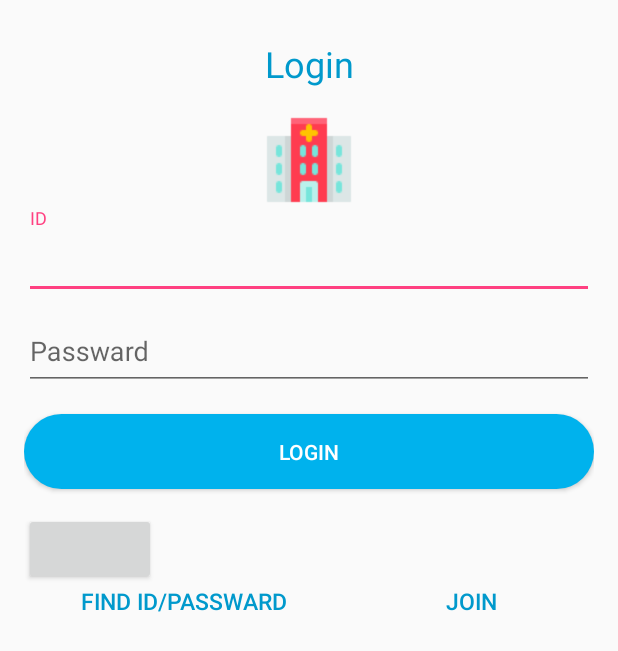
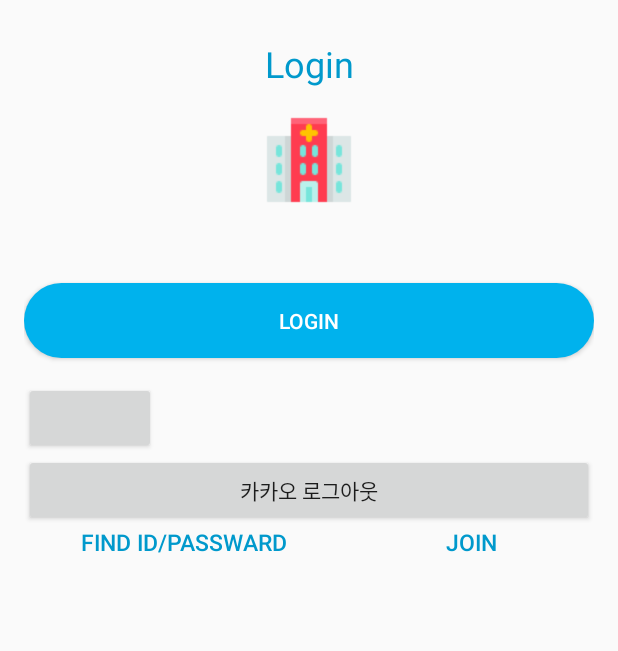
Before and after one commit to sangkyukwon/samplee, an Android app: the loginActivity screen opened directly, with no data from a screen before it, on a phone screen of 412 x 824 dp. Shown: the top 651 px of the screen. Run offline under Robolectric (Android 15) with nearby library versions, the phone set to English and light mode, and no system bars; libraries missing offline, so code that uses them is left out: com.kakao.auth, com.kakao.network, com.kakao.usermgmt, com.kakao.util; plain views replace LoginButton; 2 statements that could not run were skipped.

Commit message:
kko+map(오류수정30)

```diff
--- a/app/build.gradle
+++ b/app/build.gradle
@@ -4,7 +4,7 @@ android {
     compileSdkVersion 28
     defaultConfig {
         applicationId "com.example.samsung.sample"
-        minSdkVersion 15
+        minSdkVersion 16
         targetSdkVersion 28
         versionCode 1
         versionName "1.0"
@@ -64,4 +64,6 @@ android {
 dependencies {
     implementation 'com.android.support:appcompat-v7:28.+'
     implementation 'com.android.support.constraint:constraint-layout:+'
+    implementation group: project.KAKAO_SDK_GROUP, name: 'usermgmt', version: project.KAKAO_SDK_VERSION
+
 }
--- a/app/src/main/java/com/example/samsung/sample/RecyclerAdapter.java
+++ b/app/src/main/java/com/example/samsung/sample/RecyclerAdapter.java
@@ -6,8 +6,6 @@ package com.example.samsung.sample;
 
 import android.animation.ValueAnimator;
 import android.content.Context;
-import android.support.annotation.NonNull;
-import android.support.v7.widget.RecyclerView;
 import android.util.SparseBooleanArray;
 import android.view.LayoutInflater;
 import android.view.View;
@@ -17,6 +15,9 @@ import android.widget.TextView;
 import android.widget.Toast;
 
 import java.util.ArrayList;
+
+import androidx.annotation.NonNull;
+import androidx.recyclerview.widget.RecyclerView;
 
 public class RecyclerAdapter extends RecyclerView.Adapter<RecyclerAdapter.ItemViewHolder> {
 
--- a/app/src/main/java/com/example/samsung/sample/SessionCallback.java
+++ b/app/src/main/java/com/example/samsung/sample/SessionCallback.java
@@ -1,15 +1,15 @@
 package com.example.samsung.sample;
-
-import android.support.v7.app.AppCompatActivity;
-import android.os.Bundle;
 
 import android.util.Log;
 
 import com.kakao.auth.ISessionCallback;
 import com.kakao.network.ErrorResult;
 import com.kakao.usermgmt.UserManagement;
-import com.kakao.usermgmt.callback.MeResponseCallback;
-import com.kakao.usermgmt.response.model.UserProfile;
+import com.kakao.usermgmt.callback.MeV2ResponseCallback;
+import com.kakao.usermgmt.response.MeV2Response;
+import com.kakao.usermgmt.response.model.Profile;
+import com.kakao.usermgmt.response.model.UserAccount;
+import com.kakao.util.OptionalBoolean;
 import com.kakao.util.exception.KakaoException;
 
 public class SessionCallback implements ISessionCallback {
@@ -28,41 +28,54 @@ public class SessionCallback implements ISessionCallback {
 
     // 사용자 정보 요청
     public void requestMe() {
-        // 사용자정보 요청 결과에 대한 Callback
-        UserManagement.requestMe(new MeResponseCallback() {
-            // 세션 오픈 실패. 세션이 삭제된 경우,
+        UserManagement.getInstance()
+                .me(new MeV2ResponseCallback() {
                     @Override
                     public void onSessionClosed(ErrorResult errorResult) {
-                Log.e("SessionCallback :: ", "onSessionClosed : " + errorResult.getErrorMessage());
+                        Log.e("KAKAO_API", "세션이 닫혀 있음: " + errorResult);
                     }
 
-            // 회원이 아닌 경우,
                     @Override
-            public void onNotSignedUp() {
-                Log.e("SessionCallback :: ", "onNotSignedUp");
+                    public void onFailure(ErrorResult errorResult) {
+                        Log.e("KAKAO_API", "사용자 정보 요청 실패: " + errorResult);
                     }
 
-            // 사용자정보 요청에 성공한 경우,
                     @Override
-            public void onSuccess(UserProfile userProfile) {
+                    public void onSuccess(MeV2Response result) {
+                        Log.i("KAKAO_API", "사용자 아이디: " + result.getId());
 
-                Log.e("SessionCallback :: ", "onSuccess");
+                        UserAccount kakaoAccount = result.getKakaoAccount();
+                        if (kakaoAccount != null) {
 
-                String nickname = userProfile.getNickname();
-                String profileImagePath = userProfile.getProfileImagePath();
-                String thumnailPath = userProfile.getThumbnailImagePath();
-                long id = userProfile.getId();
+                            // 이메일
+                            String email = kakaoAccount.getEmail();
 
-                Log.i("Profile : ", "nickname / " + nickname + "");
-                Log.i("Profile : ", "profileImagePath / " + profileImagePath  + "");
-                Log.i("Profile : ", "thumnailPath / " + thumnailPath + "");
-                Log.i("Profile : ", "id / " + id + "");
+                            if (email != null) {
+                                Log.i("KAKAO_API", "email: " + email);
+
+                            } else if (kakaoAccount.emailNeedsAgreement() == OptionalBoolean.TRUE) {
+                                // 동의 요청 후 이메일 획득 가능
+                                // 단, 선택 동의로 설정되어 있다면 서비스 이용 시나리오 상에서 반드시 필요한 경우에만 요청해야 합니다.
+
+                            } else {
+                                // 이메일 획득 불가
                             }
 
-            // 사용자 정보 요청 실패
-            @Override
-            public void onFailure(ErrorResult errorResult) {
-                Log.e("SessionCallback :: ", "onFailure : " + errorResult.getErrorMessage());
+                            // 프로필
+                            Profile profile = kakaoAccount.getProfile();
+
+                            if (profile != null) {
+                                Log.d("KAKAO_API", "nickname: " + profile.getNickname());
+                                Log.d("KAKAO_API", "profile image: " + profile.getProfileImageUrl());
+                                Log.d("KAKAO_API", "thumbnail image: " + profile.getThumbnailImageUrl());
+
+                            } else if (kakaoAccount.profileNeedsAgreement() == OptionalBoolean.TRUE) {
+                                // 동의 요청 후 프로필 정보 획득 가능
+
+                            } else {
+                                // 프로필 획득 불가
+                            }
+                        }
                     }
                 });
     }
--- a/app/src/main/java/com/example/samsung/sample/imgFragment.java
+++ b/app/src/main/java/com/example/samsung/sample/imgFragment.java
@@ -1,11 +1,13 @@
 package com.example.samsung.sample;
 
 import android.os.Bundle;
-import android.support.v4.app.Fragment;
+
 import android.view.LayoutInflater;
 import android.view.View;
 import android.view.ViewGroup;
 import android.widget.ImageView;
+
+import androidx.fragment.app.Fragment;
 
 
 public class imgFragment extends Fragment {
--- a/app/src/main/java/com/example/samsung/sample/loginActivity.java
+++ b/app/src/main/java/com/example/samsung/sample/loginActivity.java
@@ -1,23 +1,75 @@
 package com.example.samsung.sample;
 
 import android.os.Bundle;
-import android.support.v7.app.AppCompatActivity;
 import android.widget.Button;
 import android.widget.EditText;
+import android.content.Intent;
+import android.os.Bundle;
+import android.view.View;
+import android.widget.Button;
+import android.widget.Toast;
+import androidx.annotation.Nullable;
+import androidx.appcompat.app.AppCompatActivity;
+
+import com.kakao.auth.AuthType;
+import com.kakao.auth.Session;
+import com.kakao.usermgmt.UserManagement;
+import com.kakao.usermgmt.callback.LogoutResponseCallback;
 
 public class loginActivity extends AppCompatActivity {
-    Button loginbtn1, loginbtn2, findbtn, joinbtn;
-    EditText idtext,pwtext;
 
-
+    private Button btn_custom_login;
+    private Button btn_custom_login_out;
+    private SessionCallback sessionCallback = new SessionCallback();
+    Session session;
 
     @Override
     protected void onCreate(Bundle savedInstanceState){
         super.onCreate(savedInstanceState);
         setContentView(R.layout.activity_login);
 
+        btn_custom_login = (Button) findViewById(R.id.btn_kakao_login);
+        btn_custom_login_out = (Button) findViewById(R.id.btn_custom_login_out);
 
+        session = Session.getCurrentSession();
+        session.addCallback(sessionCallback);
 
+        btn_custom_login.setOnClickListener(new View.OnClickListener() {
+            @Override
+            public void onClick(View view) {
+                session.open(AuthType.KAKAO_LOGIN_ALL, loginActivity.this);
+            }
+        });
+
+        btn_custom_login_out.setOnClickListener(new View.OnClickListener() {
+            @Override
+            public void onClick(View v) {
+                UserManagement.getInstance()
+                        .requestLogout(new LogoutResponseCallback() {
+                            @Override
+                            public void onCompleteLogout() {
+                                Toast.makeText(loginActivity.this, "로그아웃 되었습니다.", Toast.LENGTH_SHORT).show();
+                            }
+                        });
+            }
+        });
     }
 
+    @Override
+    protected void onDestroy() {
+        super.onDestroy();
+
+        // 세션 콜백 삭제
+        Session.getCurrentSession().removeCallback(sessionCallback);
+    }
+
+    @Override
+    protected void onActivityResult(int requestCode, int resultCode, @Nullable Intent data) {
+        // 카카오톡|스토리 간편로그인 실행 결과를 받아서 SDK로 전달
+        if (Session.getCurrentSession().handleActivityResult(requestCode, resultCode, data)) {
+            return;
+        }
+
+        super.onActivityResult(requestCode, resultCode, data);
+    }
 }
--- a/app/src/main/res/layout/activity_login.xml
+++ b/app/src/main/res/layout/activity_login.xml
@@ -21,35 +21,12 @@
         android:layout_height="wrap_content"
         android:background="@null"
         android:gravity="center"
-        android:src="@drawable/menuu" />
-
-    <android.support.design.widget.TextInputLayout
-        android:layout_width="match_parent"
-        android:layout_height="wrap_content">
-
-        <android.support.design.widget.TextInputEditText
-            android:id="@+id/IDtext"
-            android:layout_width="match_parent"
-            android:layout_height="50dp"
-            android:hint="ID" />
+        android:src="@drawable/menuu"
+        android:paddingBottom="50dp"/>
 
 
-    </android.support.design.widget.TextInputLayout>
 
 
-    <android.support.design.widget.TextInputLayout
-        android:layout_width="match_parent"
-        android:layout_height="wrap_content">
-
-        <android.support.design.widget.TextInputEditText
-            android:id="@+id/PWtext"
-            android:layout_width="match_parent"
-            android:layout_height="50dp"
-            android:layout_marginBottom="16dp"
-            android:hint="Passward " />
-
-
-    </android.support.design.widget.TextInputLayout>
 
 
     <Button
@@ -98,7 +75,11 @@
         android:layout_width="wrap_content"
         android:layout_height="wrap_content"/>
 
-
+    <Button
+        android:id="@+id/btn_custom_login_out"
+        android:layout_width="match_parent"
+        android:layout_height="wrap_content"
+        android:text="카카오 로그아웃" />
 
 
     <LinearLayout
@@ -130,5 +111,6 @@
             android:textColor="@android:color/holo_blue_dark"
             android:textSize="15dp" />
 
+
     </LinearLayout>
     </LinearLayout>
--- a/app/src/main/res/values/strings.xml
+++ b/app/src/main/res/values/strings.xml
@@ -1,6 +1,6 @@
 <resources>
     <string name="app_name">sample</string>
-    <string name="btnNate">버튼입니다.</string>
+    <string name="de74034dd9c43eb5c5c77ff30f532ea7">앱 키</string>
 
     <!-- TODO: Remove or change this placeholder text -->
     <string name="hello_blank_fragment">Hello blank fragment</string>
--- a/gradle.properties
+++ b/gradle.properties
@@ -10,6 +10,11 @@
 # Specifies the JVM arguments used for the daemon process.
 # The setting is particularly useful for tweaking memory settings.
 org.gradle.jvmargs=-Xmx1536m
+KAKAO_SDK_GROUP=com.kakao.sdk
+KAKAO_SDK_VERSION=1.27.0
+android.enableJetifier=true
+android.useAndroidX=true
+
 
 # When configured, Gradle will run in incubating parallel mode.
 # This option should only be used with decoupled projects. More details, visit
```
Also changed, not shown: app/src/main/AndroidManifest.xml (+7 -3 lines), app/src/main/java/com/example/samsung/sample/GlobalApplication.java (renamed from app/src/main/java/com/example/samsung/sample/Kko.java, +8 -13 lines), app/src/main/java/com/example/samsung/sample/MainActivity.java (+10 -9 lines), app/src/main/java/com/example/samsung/sample/menu1.java (+10 -6 lines), app/src/main/java/com/example/samsung/sample/menu2.java (+4 -3 lines), app/src/main/java/com/example/samsung/sample/menu3.java (+3 -5 lines), app/src/main/java/com/example/samsung/sample/menu4.java (+6 -5 lines), app/src/main/java/com/example/samsung/sample/menu5.java (+4 -3 lines), app/src/main/res/layout/activity_main3.xml (+5 -5 lines), build.gradle (+7 -1 lines). Lines whose indentation alone changed are shown as unchanged.
